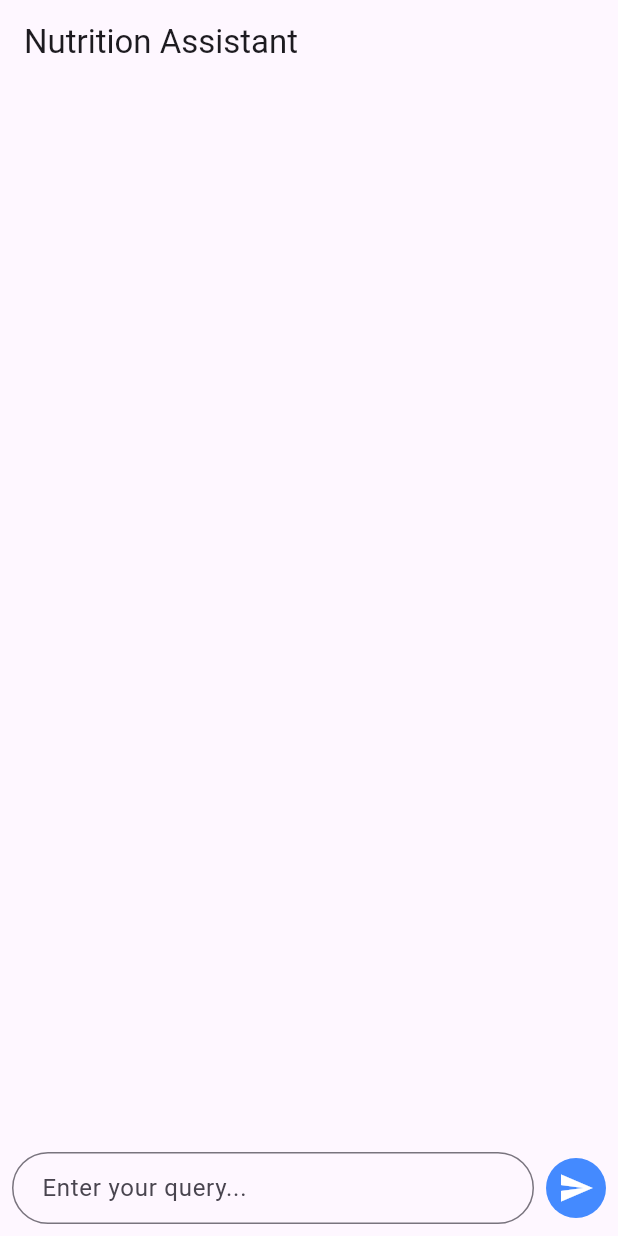
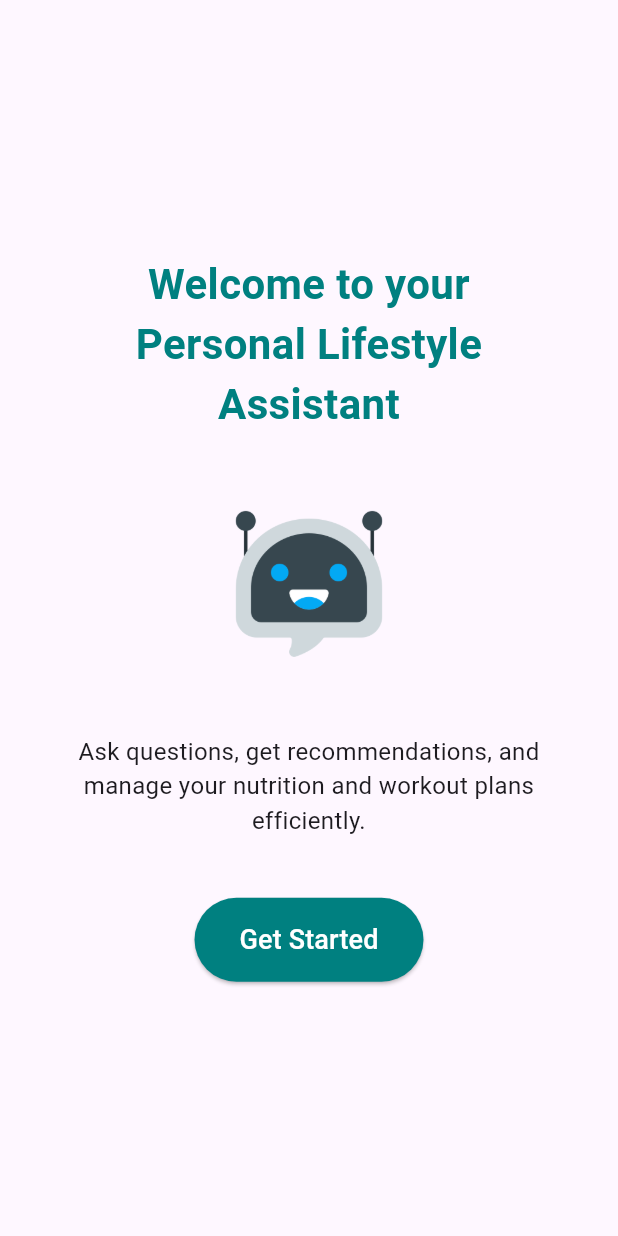
Before and after one commit to ThetSweLynn/RAG-Agent-for-Nutrition-with-Voice-Chat, a Flutter app: the screen it shows after launch, on a phone screen of 412 x 824 dp. Run offline on Flutter 3.47's test engine with Material 3 defaults, Android fonts, the phone set to English and light mode, and no system bars.

Commit message:
Updated UI and chat response

```diff
--- a/rag_flutter_app/lib/main.dart
+++ b/rag_flutter_app/lib/main.dart
@@ -1,137 +1,22 @@
 import 'package:flutter/material.dart';
-import 'services/api_service.dart';
+import 'pages/introduction_page.dart';
 
 void main() {
   runApp(MyApp());
 }
 
 class MyApp extends StatelessWidget {
+  const MyApp({super.key});
+
   @override
   Widget build(BuildContext context) {
     return MaterialApp(
-      title: 'RAG Nutrition Assistant',
+      title: 'RAG Lifestyle Assistant',
+      debugShowCheckedModeBanner: false,
       theme: ThemeData(
-        primarySwatch: Colors.blue,
+        primarySwatch: Colors.teal,
       ),
-      home: ChatPage(),
+      home: IntroductionPage(),
     );
   }
 }
-
-class ChatPage extends StatefulWidget {
-  @override
-  _ChatPageState createState() => _ChatPageState();
-}
-
-class _ChatPageState extends State<ChatPage> {
-  final TextEditingController _controller = TextEditingController();
-  final ApiService apiService = ApiService(baseUrl: 'http://127.0.0.1:5000');
-
-  final List<Map<String, String>> _messages = []; // List of chat messages
-
-  Future<void> _sendMessage() async {
-    final query = _controller.text;
-    if (query.isEmpty) return;
-
-    // Add user message to the list
-    setState(() {
-      _messages.add({"sender": "user", "text": query});
-    });
-
-    _controller.clear(); // Clear input field
-
-    try {
-      final response = await apiService.getResponseFromApi(query);
-
-      // Add API response to the list
-      setState(() {
-        _messages.add({"sender": "bot", "text": response});
-      });
-    } catch (e) {
-      setState(() {
-        _messages.add({"sender": "bot", "text": "Error: $e"});
-      });
-    }
-  }
-
-  @override
-  Widget build(BuildContext context) {
-    return Scaffold(
-      appBar: AppBar(
-        title: Text('Nutrition Assistant'),
-      ),
-      body: Column(
-        children: [
-          Expanded(
-            child: ListView.builder(
-              padding: const EdgeInsets.all(8.0),
-              itemCount: _messages.length,
-              itemBuilder: (context, index) {
-                final message = _messages[index];
-                final isUser = message["sender"] == "user";
-
-                return Align(
-                  alignment:
-                      isUser ? Alignment.centerRight : Alignment.centerLeft,
-                  child: Container(
-                    margin: const EdgeInsets.symmetric(
-                        vertical: 4.0, horizontal: 8.0),
-                    padding: const EdgeInsets.all(12.0),
-                    decoration: BoxDecoration(
-                      color: isUser
-                          ? Colors.blueAccent
-                          : Colors.grey[300], // User/Response bubble color
-                      borderRadius: BorderRadius.only(
-                        topLeft: Radius.circular(16),
-                        topRight: Radius.circular(16),
-                        bottomLeft:
-                            isUser ? Radius.circular(16) : Radius.circular(0),
-                        bottomRight:
-                            isUser ? Radius.circular(0) : Radius.circular(16),
-                      ),
-                    ),
-                    child: Text(
-                      message["text"] ?? "",
-                      style: TextStyle(
-                        color: isUser ? Colors.white : Colors.black,
-                        fontSize: 16,
-                      ),
-                    ),
-                  ),
-                );
-              },
-            ),
-          ),
-          Padding(
-            padding: const EdgeInsets.all(8.0),
-            child: Row(
-              children: [
-                Expanded(
-                  child: TextField(
-                    controller: _controller,
-                    decoration: InputDecoration(
-                      hintText: 'Enter your query...',
-                      border: OutlineInputBorder(
-                        borderRadius: BorderRadius.circular(25),
-                      ),
-                      contentPadding: EdgeInsets.symmetric(
-                          vertical: 10, horizontal: 16),
-                    ),
-                  ),
-                ),
-                SizedBox(width: 8),
-                CircleAvatar(
-                  backgroundColor: Colors.blueAccent,
-                  child: IconButton(
-                    icon: Icon(Icons.send, color: Colors.white),
-                    onPressed: _sendMessage,
-                  ),
-                ),
-              ],
-            ),
-          ),
-        ],
-      ),
-    );
-  }
-}
--- /dev/null
+++ b/rag_flutter_app/lib/pages/introduction_page.dart
@@ -0,0 +1,60 @@
+import 'package:flutter/material.dart';
+import 'chat_page.dart';
+
+class IntroductionPage extends StatelessWidget {
+  const IntroductionPage({super.key});
+
+  @override
+  Widget build(BuildContext context) {
+    return Scaffold(
+      body: Padding(
+        padding: const EdgeInsets.all(50.0),
+        child: Column(
+          mainAxisAlignment: MainAxisAlignment.center,
+          children: [
+            const Text(
+              'Welcome to your Personal Lifestyle Assistant',
+              textAlign: TextAlign.center,
+              style: TextStyle(
+                fontSize: 28,
+                fontWeight: FontWeight.bold,
+                color: Color(0xFF008080),
+              ),
+            ),
+            const SizedBox(height: 50),
+            Image.asset(
+              'assets/logo.png', // Ensure the logo is placed in the `assets` directory
+              height: 100,
+            ),
+            const SizedBox(height: 50),
+            const Text(
+              'Ask questions, get recommendations, and manage your nutrition and workout plans efficiently.',
+              textAlign: TextAlign.center,
+              style: TextStyle(fontSize: 16),
+            ),
+            const SizedBox(height: 40),
+            ElevatedButton(
+              onPressed: () {
+                Navigator.push(
+                  context,
+                  MaterialPageRoute(builder: (context) => ChatPage()),
+                );
+              },
+              style: ElevatedButton.styleFrom(
+                backgroundColor: const Color(0xFF008080),
+                shape: RoundedRectangleBorder(
+                  borderRadius: BorderRadius.circular(30),
+                ),
+                padding: const EdgeInsets.symmetric(horizontal: 30, vertical: 15),
+              ),
+              child: const Text(
+                'Get Started',
+                style: TextStyle(fontSize: 18, color: Colors.white),
+              ),
+            ),
+          ],
+        ),
+      ),
+    );
+  }
+}
```
Also changed, not shown: rag_flutter_app/lib/pages/chat_page.dart (added, +121 -0 lines), rag_flutter_app/pubspec.yaml (+4 -68 lines), rag_flutter_app/assets/logo.png (added), 1 other file.
